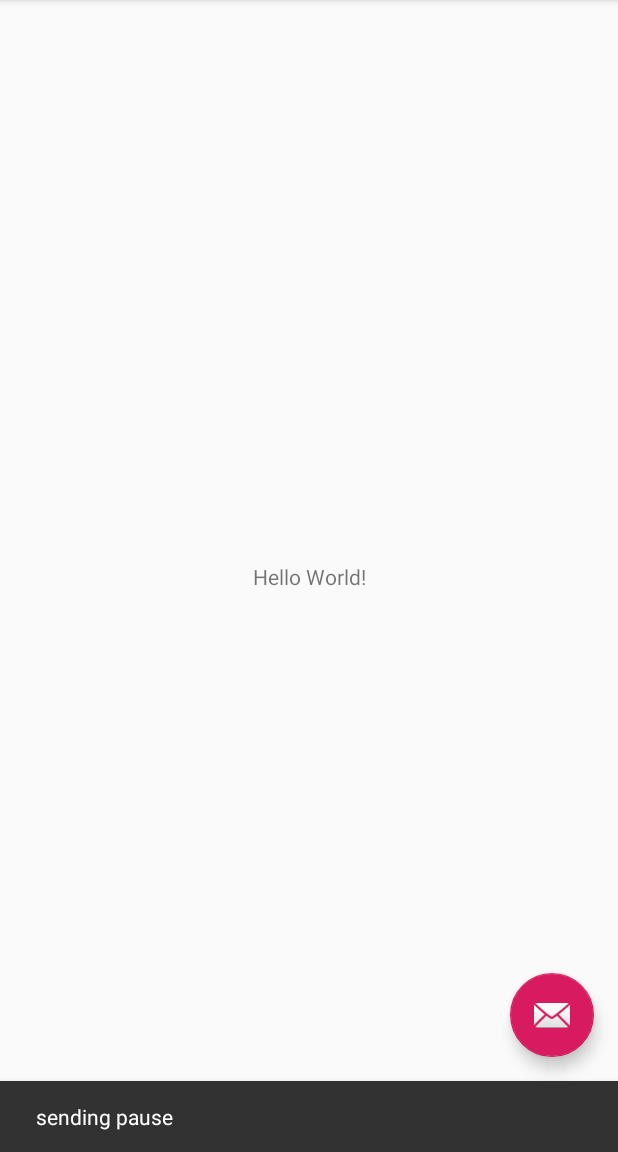
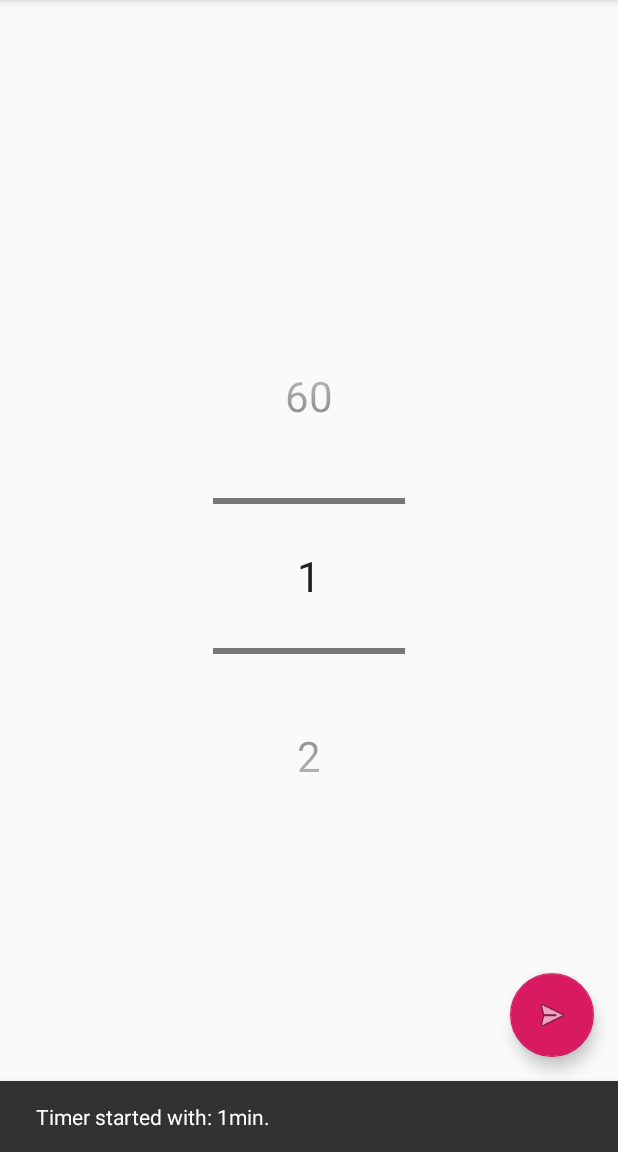
Before and after one commit to t4ce/PauseSpotify, an Android app: the screen it shows after launch (MainActivity), after a tap on an icon or button, on a phone screen of 412 x 824 dp, the part 84-1236 px from its top. Run offline under Robolectric (Android 15) with nearby library versions, the phone set to English and light mode, and no system bars; libraries missing offline, so code that uses them is left out: com.spotify.android; 3 statements that could not run were skipped.

```diff
--- a/app/src/main/java/com/example/pausespotify/MainActivity.java
+++ b/app/src/main/java/com/example/pausespotify/MainActivity.java
@@ -9,6 +9,8 @@ import android.util.Log;
 import android.view.View;
 import android.view.Menu;
 import android.view.MenuItem;
+import android.widget.NumberPicker;
+
 import com.spotify.android.appremote.api.ConnectionParams;
 import com.spotify.android.appremote.api.Connector;
 import com.spotify.android.appremote.api.SpotifyAppRemote;
@@ -26,15 +28,35 @@ public class MainActivity extends AppCompatActivity {
         Toolbar toolbar = findViewById(R.id.toolbar);
         setSupportActionBar(toolbar);
 
+        final NumberPicker np = (NumberPicker) findViewById(R.id.np);
+
         FloatingActionButton fab = findViewById(R.id.fab);
         fab.setOnClickListener(new View.OnClickListener() {
             @Override
             public void onClick(View view) {
-                Snackbar.make(view, "sending pause", Snackbar.LENGTH_LONG)
+                Snackbar.make(view, "Timer started with: " + np.getValue()+"min.", Snackbar.LENGTH_LONG)
                         .setAction("Action", null).show();
-                connected();
+                try {
+                    connected();
+                } catch (Exception e){
+                    System.out.println();
+                }
             }
         });
+
+
+
+        //Populate NumberPicker values from minimum and maximum value range
+        //Set the minimum value of NumberPicker
+        np.setMinValue(1);
+        //Specify the maximum value/number of NumberPicker
+        np.setMaxValue(60);
+
+        np.setScaleX(2f);
+
+        np.setScaleY(2f);
+        //Gets whether the selector wheel wraps when reaching the min/max value.
+        np.setWrapSelectorWheel(true);
     }
 
     @Override
--- a/app/src/main/res/layout/activity_main.xml
+++ b/app/src/main/res/layout/activity_main.xml
@@ -28,6 +28,6 @@
         android:layout_height="wrap_content"
         android:layout_gravity="bottom|end"
         android:layout_margin="@dimen/fab_margin"
-        app:srcCompat="@android:drawable/ic_dialog_email" />
+        app:srcCompat="@android:drawable/ic_menu_send" />
 
 </android.support.design.widget.CoordinatorLayout>
--- a/app/src/main/res/layout/content_main.xml
+++ b/app/src/main/res/layout/content_main.xml
@@ -8,7 +8,8 @@
     tools:context=".MainActivity"
     tools:showIn="@layout/activity_main">
 
-    <TextView
+    <NumberPicker
+        android:id="@+id/np"
         android:layout_width="wrap_content"
         android:layout_height="wrap_content"
         android:text="Hello World!"
```
